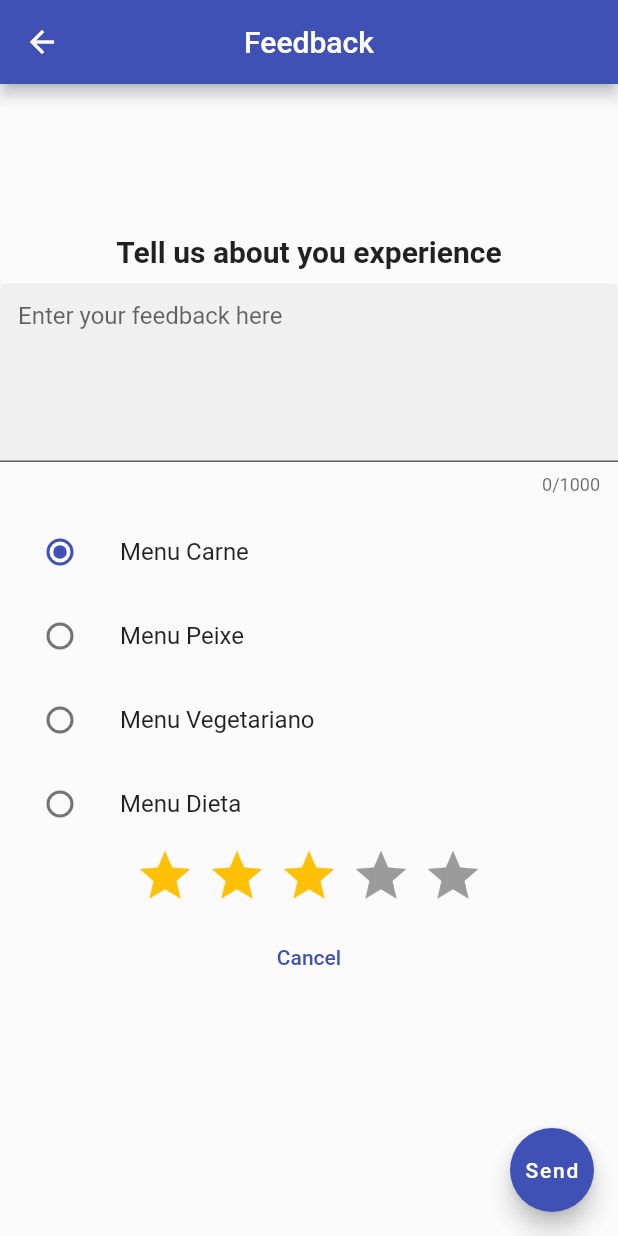
After one commit to SpydrCS/ES_PROJECT, a Flutter app: the FeedbackDialog screen opened directly, on a phone screen of 412 x 824 dp. The commit adds this screen. Run offline on Flutter 3.47's test engine with Material 2 defaults, Android fonts, the phone set to English and light mode, and no system bars; drawn by our look-alikes of flutter_rating_bar; our stand-ins replace firebase_core, firebase_database, location; missing offline and left inert: dart:html, web_scraper, wnetworking; accounts and stored records are empty.

Commit message:
feedback view done

```diff
--- /dev/null
+++ b/Easy_Food/lib/feedback-view.dart
@@ -0,0 +1,194 @@
+import 'package:easy_food/menu.dart';
+import 'package:flutter/material.dart';
+import 'package:flutter_rating_bar/flutter_rating_bar.dart';
+
+class FeedbackDialog extends StatefulWidget {
+  const FeedbackDialog({Key? key}) : super(key:key);
+  @override
+  State<StatefulWidget> createState() => _FeedBackDialogState();
+
+}
+
+enum MenuChoice { carne, peixe, vegetariano, dieta }
+
+class _FeedBackDialogState extends State<FeedbackDialog> {
+  final TextEditingController _controller = TextEditingController();
+  final GlobalKey<FormState> _formKey = GlobalKey();
+
+  MenuChoice? _character = MenuChoice.carne;
+
+  @override
+  void dispose() {
+  _controller.dispose();
+  super.dispose();
+  }
+
+  @override
+  Widget build(BuildContext context) {
+
+    return Scaffold(
+        appBar: AppBar(
+          title: const Text('Feedback'),
+          centerTitle: true,
+        ),
+        body: Center(
+            child: Column(
+              children: <Widget> [
+                const SizedBox(height: 100),
+                const Text("Tell us about you experience",
+                      style: TextStyle(fontWeight: FontWeight.bold, color:Colors.black87, fontSize: 20)),
+                const SizedBox(height: 10),
+                Form(
+                  key: _formKey,
+                  child: TextFormField(
+                    controller: _controller,
+                    keyboardType: TextInputType.multiline,
+                    decoration: const InputDecoration(
+                      hintText: 'Enter your feedback here',
+                      filled: true,
+                    ),
+                    maxLines: 5 ,
+                    maxLength: 1000,
+                    textInputAction: TextInputAction.done,
+                    validator: (String? text) {
+                      if(text == null || text.isEmpty) {
+                        return 'Please enter a value';
+                      }
+                      return null;
+                    },
+                  ),
+                ),
+                const SizedBox(height: 10),
+                ListTile(
+                  title: const Text('Menu Carne'),
+                  leading: Radio<MenuChoice>(
+                    value: MenuChoice.carne,
+                    groupValue: _character,
+                    onChanged: (MenuChoice? value) {
+                      setState(() {
+                        _character = value;
+                      });
+                    },
+                  ),
+                ),
+                ListTile(
+                  title: const Text('Menu Peixe'),
+                  leading: Radio<MenuChoice>(
+                    value: MenuChoice.peixe,
+                    groupValue: _character,
+                    onChanged: (MenuChoice? value) {
+                      setState(() {
+                        _character = value;
+                      });
+                    },
+                  ),
+                ),
+                ListTile(
+                  title: const Text('Menu Vegetariano'),
+                  leading: Radio<MenuChoice>(
+                    value: MenuChoice.vegetariano,
+                    groupValue: _character,
+                    onChanged: (MenuChoice? value) {
+                      setState(() {
+                        _character = value;
+                      });
+                    },
+                  ),
+                ),
+                ListTile(
+                  title: const Text('Menu Dieta'),
+                  leading: Radio<MenuChoice>(
+                    value: MenuChoice.dieta,
+                    groupValue: _character,
+                    onChanged: (MenuChoice? value) {
+                      setState(() {
+                        _character = value;
+                      });
+                    },
+                  ),
+                ),
+                RatingBar.builder(
+                  initialRating: 3,
+                  minRating: 1,
+                  direction: Axis.horizontal,
+                  allowHalfRating: false,
+                  itemCount: 5,
+                  itemPadding: const EdgeInsets.symmetric(horizontal: 4.0),
+                  itemBuilder: (context, _) => const Icon(
+                    Icons.star,
+                    color: Colors.amber,
+                  ),
+                  onRatingUpdate: (rating) {
+                    print(rating);
+                  },
+                ),
+                const SizedBox(height: 10),
+                TextButton(onPressed: () => Navigator.pop(context), child: const Text('Cancel')),
+              ]
+            )
+        ),
+        floatingActionButton: FloatingActionButton(
+          onPressed: ()  async {   },// code to send database),
+          child: const Text('Send'),
+        ),
+
+    );
+
+
+
+  return AlertDialog(
+
+    content: Form(
+      key: _formKey,
+      child: TextFormField(
+        controller: _controller,
+        keyboardType: TextInputType.multiline,
+        decoration: const InputDecoration(
+          hintText: 'Enter your feedback here',
+          filled: true,
+        ),
+        maxLines: 3 ,
+        maxLength: 400,
+        textInputAction: TextInputAction.done,
+        validator: (String? text) {
+          if(text == null || text.isEmpty) {
+            return 'Please enter a value';
+          }
+          return null;
+        },
+      ),
+    ),
+    actions: [
+      TextButton(onPressed: () => Navigator.pop(context), child: const Text('Cancel')),
+      TextButton(
+          child: const Text('Send'),
+          onPressed: () async {
+            /* code to send data to database */
+          },
+      ),
+      Form(
+        key: _formKey,
+        child: TextFormField(
+          controller: _controller,
+          keyboardType: TextInputType.multiline,
+          decoration: const InputDecoration(
+            hintText: 'Enter your feedback here',
+            filled: true,
+          ),
+          maxLines: 3 ,
+          maxLength: 400,
+          textInputAction: TextInputAction.done,
+          validator: (String? text) {
+            if(text == null || text.isEmpty) {
+              return 'Please enter a value';
+            }
+            return null;
+          },
+        ),
+      ),
+    ],
+    );
+  }
+}
+
+// showDialog(context: context, builder: (context) => const FeedbackDialog());
--- a/Easy_Food/lib/main.dart
+++ b/Easy_Food/lib/main.dart
@@ -8,6 +8,7 @@ import 'nav.dart';
 import 'working-hours.dart';
 import 'menu.dart';
 import 'html.dart';
+import 'feedback-view.dart';
 import 'package:location/location.dart';
 import 'package:firebase_core/firebase_core.dart';
 
@@ -92,6 +93,7 @@ class _MyHomePageState extends State<MyHomePage> {
   }
 
   _checkOut(){
+    Navigator.push(context, MaterialPageRoute(builder: (context) => const FeedbackDialog()),);
     setState((){
       database.update({'people': _people - 1});
       _checkType = "Check-in";
--- a/Easy_Food/pubspec.yaml
+++ b/Easy_Food/pubspec.yaml
@@ -39,6 +39,7 @@ dependencies:
   wnetworking:
   firebase_core: ^1.17.1
   firebase_database: ^9.0.15
+  flutter_rating_bar: ^4.0.1
 
 dev_dependencies:
   flutter_test:
```
Also changed, not shown: Easy_Food/pubspec.lock, 1 other file.
